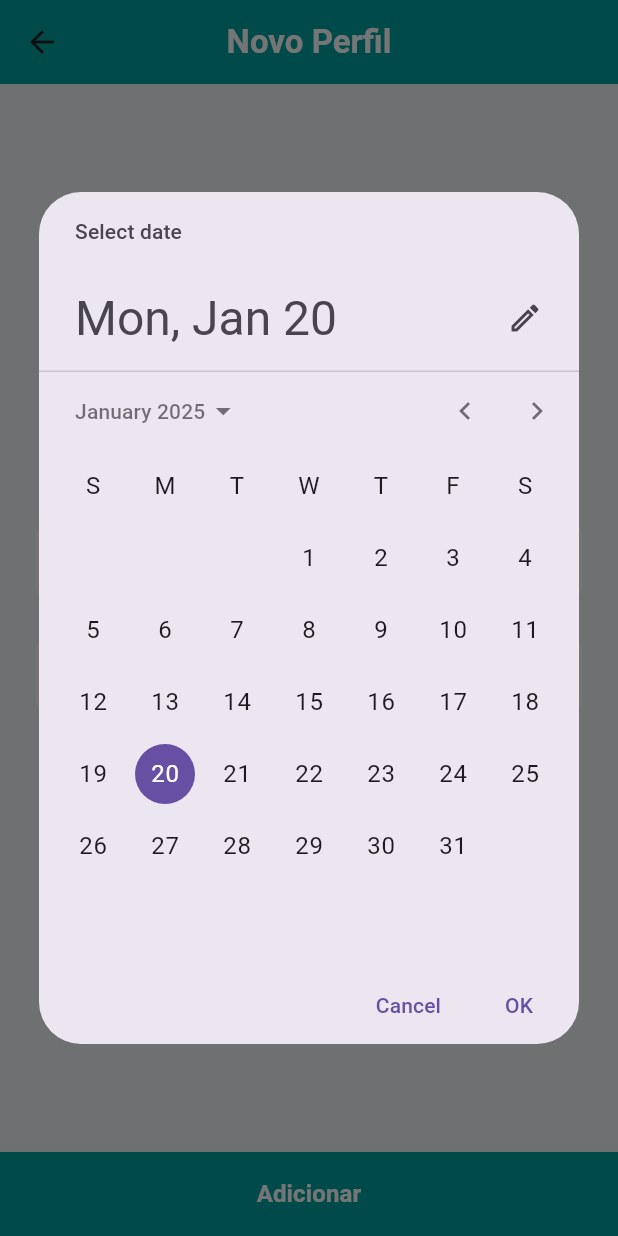
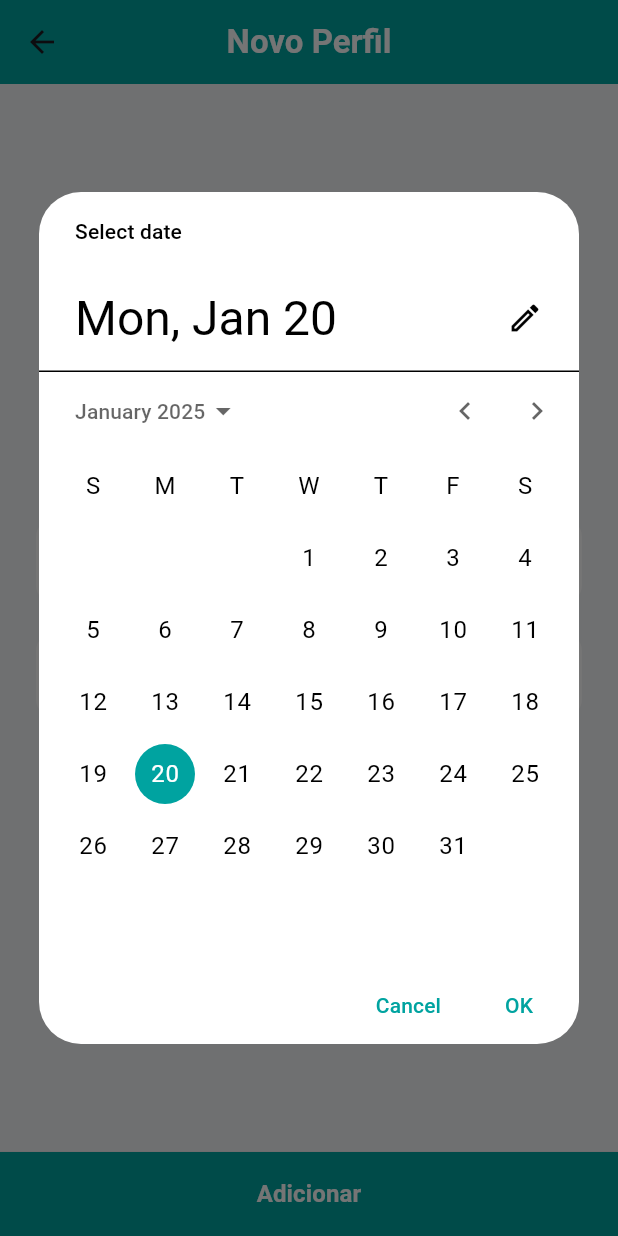
Before and after one commit to netoids/ChatbotWithLLM-Flutter, a Flutter app: the AddUserScreen screen opened directly, after a tap on "Data de Nascimento", on a phone screen of 412 x 824 dp. Run offline on Flutter 3.47's test engine with Material 3 defaults, Android fonts, the phone set to English and light mode, and no system bars; our stand-ins replace cloud_firestore, dio, firebase_auth, firebase_core, google_generative_ai, mask_text_input_formatter; accounts and stored records are empty.

Commit message:
UI changes 1.1

```diff
--- a/dsi_app/lib/src/view/add_user_screen.dart
+++ b/dsi_app/lib/src/view/add_user_screen.dart
@@ -19,6 +19,38 @@ class _AddUserScreenState extends State<AddUserScreen> {
       initialDate: DateTime.now(), // Data inicial (hoje)
       firstDate: DateTime(1900), // Data mínima permitida
       lastDate: DateTime(2101), // Data máxima permitida
+      builder: (BuildContext context, Widget? child) {
+        // Customizando as cores do DatePicker
+        return Theme(
+          data: ThemeData.light().copyWith(
+            primaryColor:
+                const Color(0xFF00A3A0), // Cor do cabeçalho (barra de seleção)
+            colorScheme: ColorScheme.light(
+              primary: const Color(0xFF00A3A0), // Cor de destaque (seleção)
+              onPrimary:
+                  Colors.white, // Cor do texto nas áreas de fundo primário
+            ),
+            buttonTheme: ButtonThemeData(
+              textTheme: ButtonTextTheme.primary,
+              colorScheme: ColorScheme.light(primary: const Color(0xFF00A3A0)),
+            ),
+            textButtonTheme: TextButtonThemeData(
+              style: TextButton.styleFrom(
+                foregroundColor: const Color(0xFF00A3A0), // Cor dos botões
+              ),
+            ),
+            inputDecorationTheme: InputDecorationTheme(
+              filled: true,
+              fillColor: Colors.white,
+              border: OutlineInputBorder(
+                borderRadius: BorderRadius.circular(12.0),
+                borderSide: BorderSide.none,
+              ),
+            ),
+          ),
+          child: child ?? const SizedBox(),
+        );
+      },
     );
 
     if (pickedDate != null) {
--- a/dsi_app/pubspec.yaml
+++ b/dsi_app/pubspec.yaml
@@ -43,7 +43,8 @@ dependencies:
   dio: ^5.4.3+1
   flutter_markdown: ^0.7.2+1
   google_generative_ai:
-  intl:
+  intl: ^0.18.0
+
 
 dev_dependencies:
   flutter_test:
```
Also changed, not shown: dsi_app/lib/src/view/user_selection.dart (+23 -0 lines), dsi_app/lib/src/view/user_selection_responsible.dart (+14 -16 lines), dsi_app/pubspec.lock.
